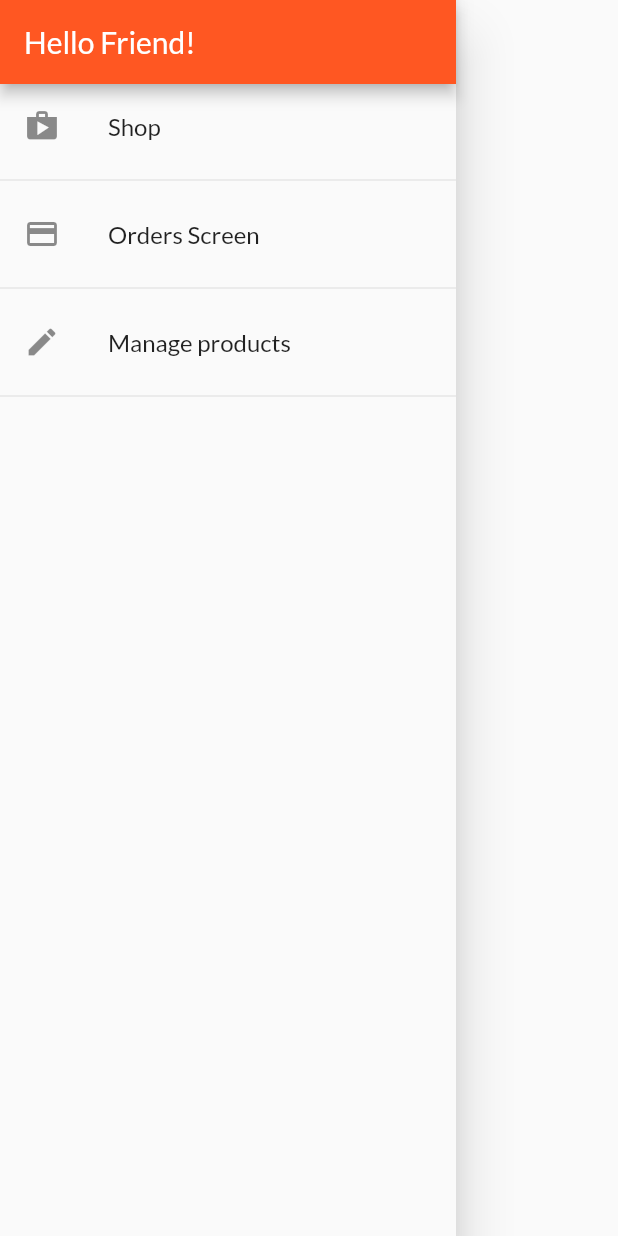
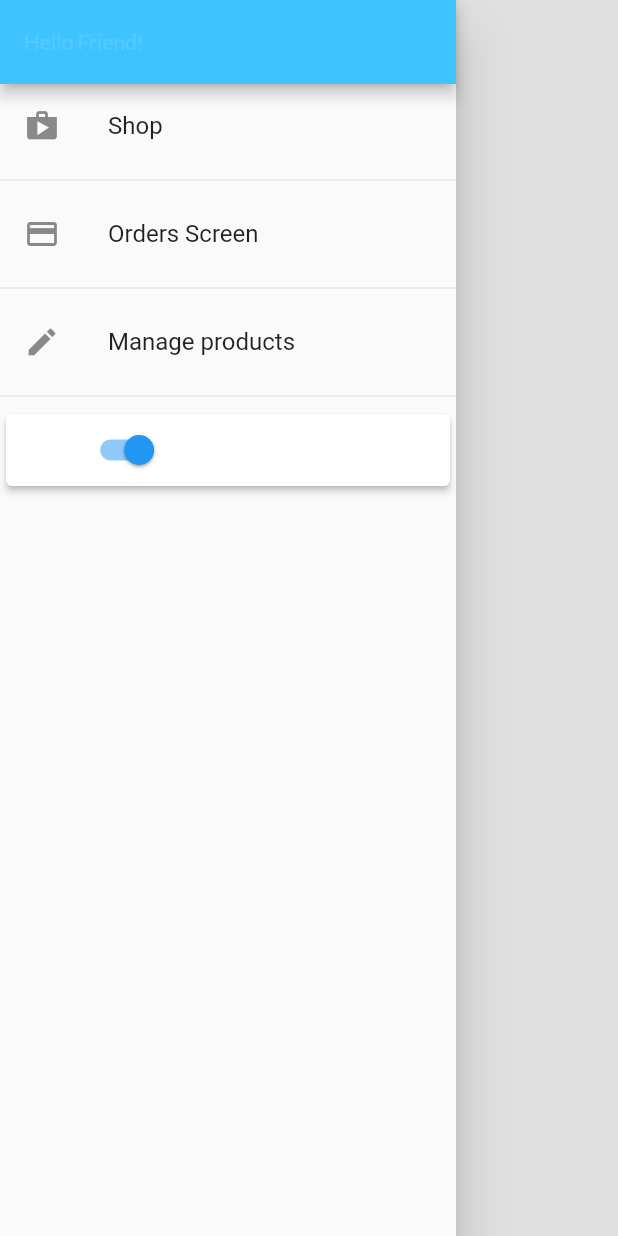
Before and after one commit to Hami0095/bazaar, a Flutter app: the AppDrawer widget shown alone on an empty page, opened directly, on a phone screen of 412 x 824 dp. Run offline on Flutter 3.47's test engine with Material 2 defaults, Android fonts, the phone set to English and light mode, and no system bars; our stand-ins replace lottie; network calls fail.

Commit message:
themes added

```diff
--- /dev/null
+++ b/lib/Provider/themes_provider.dart
@@ -0,0 +1,22 @@
+import 'package:flutter/material.dart';
+
+class ThemesProvider extends ChangeNotifier {
+  ThemeMode _themeMode = ThemeMode.dark;
+
+  ThemeMode get themeMode {
+    return _themeMode;
+  }
+
+  bool get isDarkMode {
+    return _themeMode == ThemeMode.dark;
+  }
+
+  void toggleTheme(bool isOn) {
+    if (isOn == true) {
+      _themeMode = ThemeMode.dark;
+    } else {
+      _themeMode = ThemeMode.light;
+    }
+    notifyListeners();
+  }
+}
--- /dev/null
+++ b/lib/Themes/mythemes.dart
@@ -0,0 +1,115 @@
+import 'package:flutter/material.dart';
+
+class MyThemes {
+  static final lightTheme = ThemeData(
+    scaffoldBackgroundColor: Colors.white,
+    primarySwatch: Colors.blue,
+    textTheme: const TextTheme(
+      bodyLarge: TextStyle(
+        color: Colors.black,
+        fontFamily: 'Lato',
+        fontSize: 20,
+      ),
+      bodyMedium: TextStyle(
+        color: Colors.black,
+        fontFamily: 'Anton',
+        fontSize: 16,
+      ),
+      bodySmall: TextStyle(
+        color: Colors.black,
+        fontFamily: 'Lato',
+        fontSize: 14,
+      ),
+      headlineLarge: TextStyle(
+        color: Colors.black,
+        fontFamily: 'Lato-Bold',
+        fontSize: 24,
+        fontWeight: FontWeight.bold,
+      ),
+      headlineMedium: TextStyle(
+        color: Colors.black,
+        fontFamily: 'Lato-Bold',
+        fontSize: 20,
+        fontWeight: FontWeight.bold,
+      ),
+      headlineSmall: TextStyle(
+        color: Colors.black,
+        fontFamily: 'Lato',
+        fontSize: 18,
+        fontWeight: FontWeight.bold,
+        // fontStyle:
+      ),
+    ),
+    colorScheme: const ColorScheme.light(
+      onPrimary: Colors.blue,
+      onError: Colors.red,
+      brightness: Brightness.light,
+      primary: Colors.purpleAccent,
+      secondary: Colors.blue,
+    ),
+    appBarTheme: const AppBarTheme(
+      titleTextStyle: TextStyle(fontFamily: 'lato', color: Colors.white10),
+      backgroundColor: Colors.blueAccent,
+      brightness: Brightness.light,
+      // textTheme:
+    ),
+  );
+  static final darkTheme = ThemeData(
+    scaffoldBackgroundColor: Colors.black12,
+    primarySwatch: Colors.purple,
+    textTheme: const TextTheme(
+      bodyLarge: TextStyle(
+        color: Colors.white,
+        fontFamily: 'Lato',
+        fontSize: 20,
+      ),
+      // bodyText1: const TextStyle(
+      //   color: Colors.white,
+      //   fontFamily: 'Lato',
+      //   fontSize: 20,
+      // ),
+      bodyMedium: TextStyle(
+        color: Colors.white,
+        fontFamily: 'Anton',
+        fontSize: 16,
+      ),
+      bodySmall: TextStyle(
+        color: Colors.white,
+        fontFamily: 'Lato',
+        fontSize: 14,
+      ),
+      headlineLarge: TextStyle(
+        color: Colors.white,
+        fontFamily: 'Lato-Bold',
+        fontSize: 24,
+        fontWeight: FontWeight.bold,
+      ),
+      headlineMedium: TextStyle(
+        color: Colors.white,
+        fontFamily: 'Lato-Bold',
+        fontSize: 20,
+        fontWeight: FontWeight.bold,
+      ),
+      headlineSmall: TextStyle(
+        color: Colors.white,
+        fontFamily: 'Lato',
+        fontSize: 18,
+        fontWeight: FontWeight.bold,
+        // fontStyle:
+      ),
+    ),
+    colorScheme: const ColorScheme.dark(
+      onPrimary: Colors.blue,
+      onError: Colors.red,
+      brightness: Brightness.light,
+      primary: Colors.purpleAccent,
+      secondary: Colors.blue,
+    ),
+    appBarTheme: const AppBarTheme(
+      titleTextStyle: TextStyle(fontFamily: 'lato', color: Colors.white10),
+      backgroundColor: Colors.lightBlueAccent,
+      brightness: Brightness.dark,
+      // textTheme:
+    ),
+  );
+}
--- a/lib/screens/splash_screen.dart
+++ b/lib/screens/splash_screen.dart
@@ -23,6 +23,12 @@ class _SplashScreenState extends State<SplashScreen>
   }
 
   @override
+  void dispose() {
+    _controller.dispose();
+    super.dispose();
+  }
+
+  @override
   Widget build(BuildContext context) {
     return Scaffold(
       body: Lottie.network(
--- a/lib/widgets/app_drawer.dart
+++ b/lib/widgets/app_drawer.dart
@@ -1,5 +1,6 @@
 import 'package:bazaar/screens/order_screen.dart';
 import 'package:bazaar/screens/user_product_screen.dart';
+import 'package:bazaar/widgets/theme_change_btn.dart';
 import 'package:flutter/material.dart';
 
 class AppDrawer extends StatelessWidget {
@@ -42,6 +43,19 @@ class AppDrawer extends StatelessWidget {
               },
             ),
             const Divider(),
+            Card(
+              elevation: 2.0,
+              child: Row(
+                children: [
+                  const Text('Themes'),
+                  Flex(
+                    mainAxisAlignment: MainAxisAlignment.spaceBetween,
+                    direction: Axis.horizontal,
+                  ),
+                  const ChangeThemeButton(),
+                ],
+              ),
+            )
           ],
         ),
       ),
--- /dev/null
+++ b/lib/widgets/theme_change_btn.dart
@@ -0,0 +1,21 @@
+import 'package:bazaar/Themes/mythemes.dart';
+import 'package:flutter/material.dart';
+import 'package:provider/provider.dart';
+
+import '../Provider/themes_provider.dart';
+
+class ChangeThemeButton extends StatelessWidget {
+  const ChangeThemeButton({Key? key}) : super(key: key);
+
+  @override
+  Widget build(BuildContext context) {
+    final themeProvider = Provider.of<ThemesProvider>(context);
+    return Switch.adaptive(
+      value: themeProvider.isDarkMode,
+      onChanged: (value) {
+        final provider = Provider.of<ThemesProvider>(context, listen: false);
+        provider.toggleTheme(value);
+      },
+    );
+  }
+}
```
Also changed, not shown: lib/Provider/productsProvider.dart (+13 -40 lines), lib/main.dart (+37 -14 lines).
